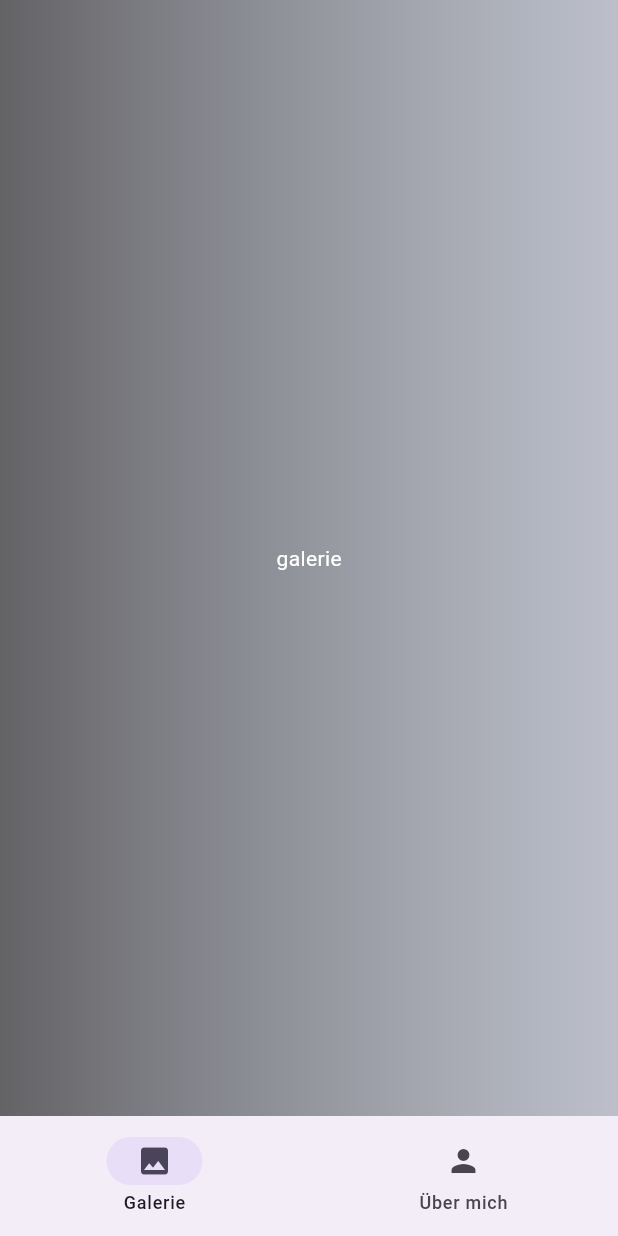
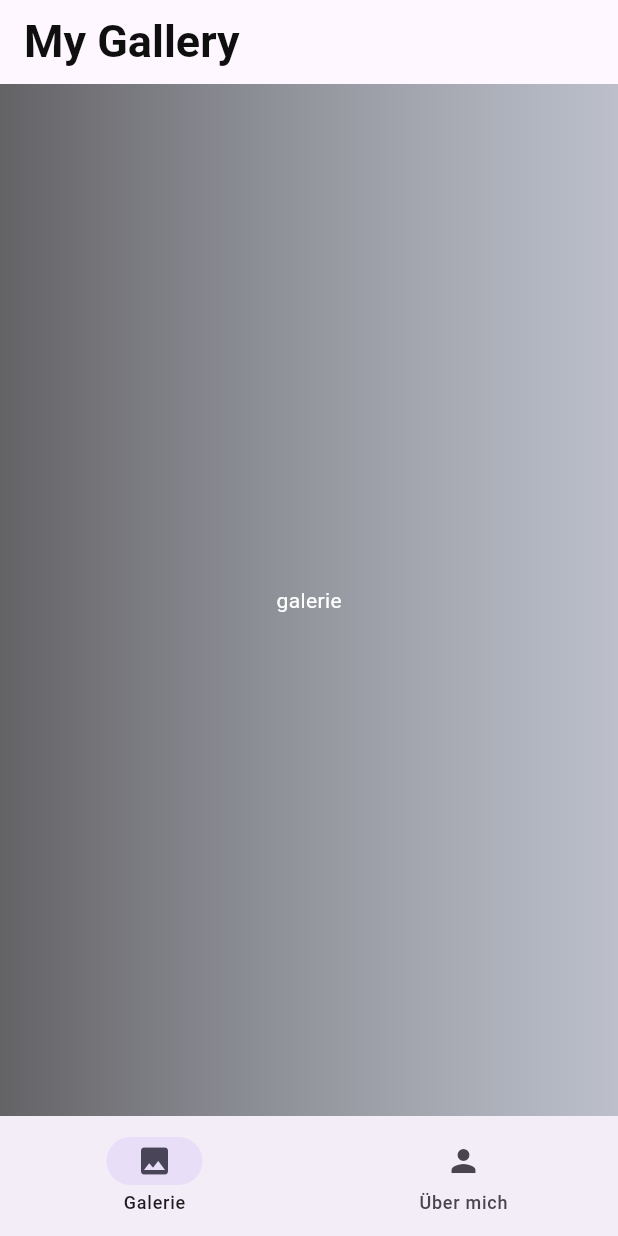
Before and after one commit to Beyz61/ps_13_bildergalerie, a Flutter app: the screen it shows after launch, on a phone screen of 412 x 824 dp. Run offline on Flutter 3.47's test engine with Material 3 defaults, Android fonts, the phone set to English and light mode, and no system bars.

Commit message:
Add AppBar

```diff
--- a/lib/main.dart
+++ b/lib/main.dart
@@ -25,6 +25,14 @@ class _MainAppState extends State<MainApp> {
   Widget build(BuildContext context) {
     return MaterialApp(
       home: Scaffold(
+        appBar: AppBar(
+          title: const Text("My Gallery",
+              style: TextStyle(
+                  fontSize: 30,
+                  color: Color.fromARGB(255, 15, 15, 15),
+                  fontWeight: FontWeight.bold),
+            ),
+          ),
         body: Container(
           decoration: const BoxDecoration(
             gradient: LinearGradient(
```
